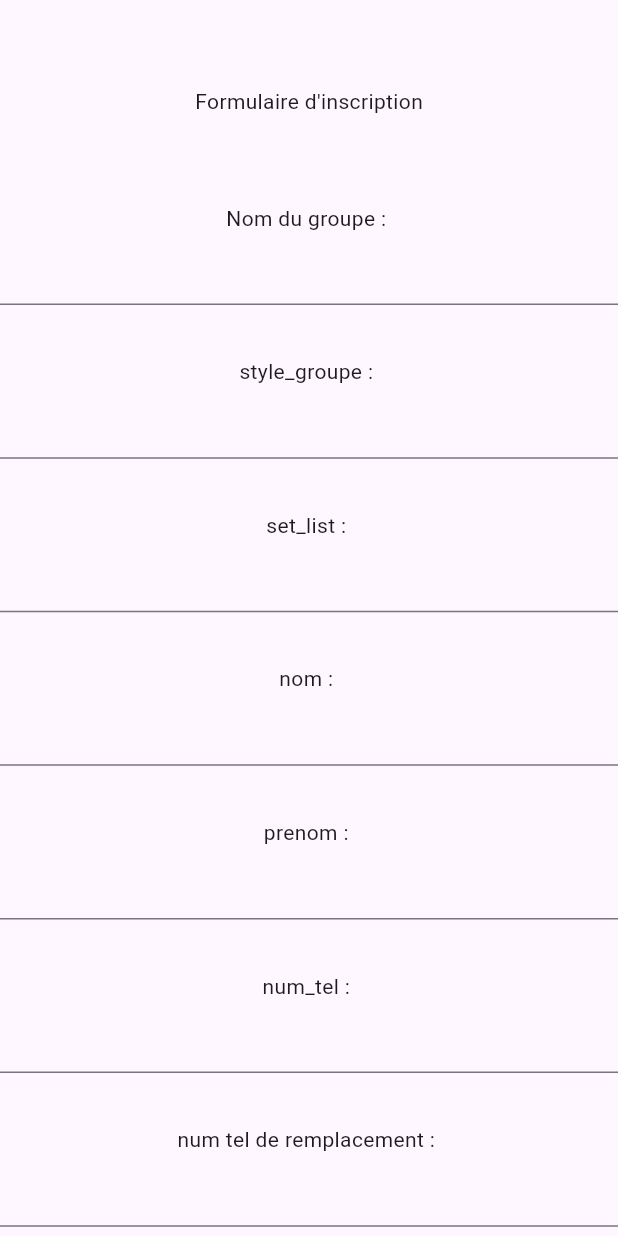
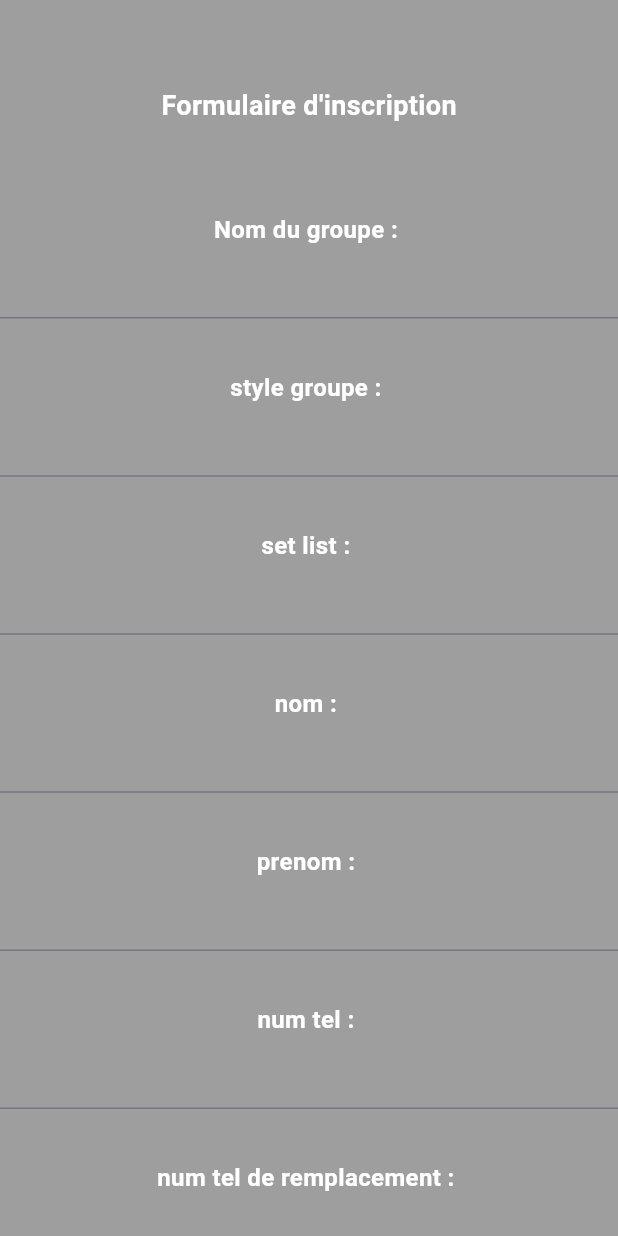
Before and after one commit to DavidBarboutie/ukruzwa, a Flutter app: the Inscription screen opened directly, on a phone screen of 412 x 824 dp. Run offline on Flutter 3.47's test engine with Material 3 defaults, Android fonts, the phone set to English and light mode, and no system bars; our stand-ins replace firebase_auth, firebase_core, flutter_bloc; accounts and stored records are empty; statements that could not run were skipped.

Commit message:
style
ajout de style pour les textes de la page du formulaire d'inscription

```diff
--- a/lib/main.dart
+++ b/lib/main.dart
@@ -23,6 +23,6 @@ class MainApp extends StatelessWidget {
 
   @override
   Widget build(BuildContext context) {
-    return const MaterialApp(home: Home());
+    return const MaterialApp(home: Inscription());
   }
 }
--- a/lib/presentation/pages/formulaire_inscription.dart
+++ b/lib/presentation/pages/formulaire_inscription.dart
@@ -36,78 +36,175 @@ class _InscriptionState extends State<Inscription> {
           return Scaffold(
             body: Center(
               child: SingleChildScrollView(
+                child: Container(
+                  color: Colors.grey,
                   child: Column(
                     children: [
-                    SizedBox(height: MediaQuery.sizeOf(context).height * 0.07),
+                      SizedBox(
+                          height: MediaQuery.sizeOf(context).height * 0.07),
                       const Center(
-                      child: Text("Formulaire d'inscription"),
+                        child: Text(
+                          "Formulaire d'inscription",
+                          style: TextStyle(
+                              fontWeight: FontWeight.bold,
+                              fontSize: 18,
+                              color: Colors.white),
                         ),
-                    SizedBox(height: MediaQuery.sizeOf(context).height * 0.07),
+                      ),
+                      SizedBox(
+                          height: MediaQuery.sizeOf(context).height * 0.07),
                       //formulaire
                       Column(
                         mainAxisAlignment: MainAxisAlignment.center,
                         children: [
-                        const Text("Nom du groupe : "),
                           Container(
-                          height: MediaQuery.of(context).size.height * 0.1,
+                            child: Column(
+                              children: [
+                                const Text(
+                                  "Nom du groupe : ",
+                                  style: TextStyle(
+                                      fontWeight: FontWeight.bold,
+                                      fontSize: 16,
+                                      color: Colors.white),
+                                ),
+                                Container(
+                                  height:
+                                      MediaQuery.of(context).size.height * 0.1,
                                   child: TextFormField(controller: nomGroupe),
                                 ),
-                        const Text("style_groupe : "),
+                              ],
+                            ),
+                          ),
+                          const Text(
+                            "style groupe : ",
+                            style: TextStyle(
+                                fontWeight: FontWeight.bold,
+                                fontSize: 16,
+                                color: Colors.white),
+                          ),
                           Container(
                             height: MediaQuery.of(context).size.height * 0.1,
                             child: TextFormField(controller: styleGroupe),
                           ),
-                        const Text("set_list : "),
+                          const Text(
+                            "set list : ",
+                            style: TextStyle(
+                                fontWeight: FontWeight.bold,
+                                fontSize: 16,
+                                color: Colors.white),
+                          ),
                           Container(
                             height: MediaQuery.of(context).size.height * 0.1,
                             child: TextFormField(controller: setList),
                           ),
-                        const Text("nom : "),
+                          const Text(
+                            "nom : ",
+                            style: TextStyle(
+                                fontWeight: FontWeight.bold,
+                                fontSize: 16,
+                                color: Colors.white),
+                          ),
                           Container(
                             height: MediaQuery.of(context).size.height * 0.1,
                             child: TextFormField(controller: nom),
                           ),
-                        const Text("prenom : "),
+                          const Text(
+                            "prenom : ",
+                            style: TextStyle(
+                                fontWeight: FontWeight.bold,
+                                fontSize: 16,
+                                color: Colors.white),
+                          ),
                           Container(
                             height: MediaQuery.of(context).size.height * 0.1,
                             child: TextFormField(controller: prenom),
                           ),
-                        const Text("num_tel : "),
+                          const Text(
+                            "num tel : ",
+                            style: TextStyle(
+                                fontWeight: FontWeight.bold,
+                                fontSize: 16,
+                                color: Colors.white),
+                          ),
                           Container(
                             height: MediaQuery.of(context).size.height * 0.1,
                             child: TextFormField(controller: numTel),
                           ),
-                        const Text("num tel de remplacement : "),
+                          const Text(
+                            "num tel de remplacement : ",
+                            style: TextStyle(
+                                fontWeight: FontWeight.bold,
+                                fontSize: 16,
+                                color: Colors.white),
+                          ),
                           Container(
                             height: MediaQuery.of(context).size.height * 0.1,
-                          child: TextFormField(controller: numTelRemplacement),
+                            child:
+                                TextFormField(controller: numTelRemplacement),
                           ),
-                        const Text("adresse_contact : "),
+                          const Text(
+                            "adresse contact : ",
+                            style: TextStyle(
+                                fontWeight: FontWeight.bold,
+                                fontSize: 16,
+                                color: Colors.white),
+                          ),
                           Container(
                             height: MediaQuery.of(context).size.height * 0.1,
                             child: TextFormField(controller: adresseContact),
                           ),
-                        const Text("adresse_repet_groupe : "),
+                          const Text(
+                            "adresse repet groupe : ",
+                            style: TextStyle(
+                                fontWeight: FontWeight.bold,
+                                fontSize: 16,
+                                color: Colors.white),
+                          ),
                           Container(
                             height: MediaQuery.of(context).size.height * 0.1,
-                          child: TextFormField(controller: adresseRepetGroupe),
+                            child:
+                                TextFormField(controller: adresseRepetGroupe),
                           ),
-                        const Text("instruments_jouees : "),
+                          const Text(
+                            "instruments jouees : ",
+                            style: TextStyle(
+                                fontWeight: FontWeight.bold,
+                                fontSize: 16,
+                                color: Colors.white),
+                          ),
                           Container(
                             height: MediaQuery.of(context).size.height * 0.1,
                             child: TextFormField(controller: instrumentsJouees),
                           ),
-                        const Text("chanteur : "),
+                          const Text(
+                            "chanteur : ",
+                            style: TextStyle(
+                                fontWeight: FontWeight.bold,
+                                fontSize: 16,
+                                color: Colors.white),
+                          ),
                           Container(
                             height: MediaQuery.of(context).size.height * 0.1,
                             child: TextFormField(controller: chanteur),
                           ),
-                        const Text("prix minimum du groupe"),
+                          const Text(
+                            "prix minimum du groupe : ",
+                            style: TextStyle(
+                                fontWeight: FontWeight.bold,
+                                fontSize: 16,
+                                color: Colors.white),
+                          ),
                           Container(
                             height: MediaQuery.of(context).size.height * 0.1,
                             child: TextFormField(controller: prixMinimumGrp),
                           ),
-                        const Text("endroit ou le groupe a jouer"),
+                          const Text(
+                            "endroit(s) où le groupe a jouer : ",
+                            style: TextStyle(
+                                fontWeight: FontWeight.bold,
+                                fontSize: 16,
+                                color: Colors.white),
+                          ),
                           Container(
                             height: MediaQuery.of(context).size.height * 0.1,
                             child: TextFormField(controller: endroitGrpAJouer),
@@ -115,7 +212,13 @@ class _InscriptionState extends State<Inscription> {
                           Row(
                             mainAxisAlignment: MainAxisAlignment.center,
                             children: [
-                            const Text("possède une sono : "),
+                              const Text(
+                                "possède une sono : ",
+                                style: TextStyle(
+                                    fontWeight: FontWeight.bold,
+                                    fontSize: 16,
+                                    color: Colors.white),
+                              ),
                               Container(
                                   height:
                                       MediaQuery.of(context).size.height * 0.1,
@@ -137,10 +240,20 @@ class _InscriptionState extends State<Inscription> {
                               //si sono est cocher rediriger vers le formulaire de sono, sinon finaliser l'inscription
                               //sono_bool ? redirect(page_sono) : afficher "inscription finaliser"
                             },
-                            child: const Text("soummettre le formulaire"))
+                            child: const Text(
+                              "soummettre le formulaire",
+                              style: TextStyle(
+                                fontWeight: FontWeight.bold,
+                                fontSize: 16,
+                              ),
+                            ),
+                          ),
+                          SizedBox(
+                              height: MediaQuery.sizeOf(context).height * 0.05)
                         ],
                       ),
                     ],
+                  ),
                 ),
               ),
             ),
```
Lines whose indentation alone changed are shown as unchanged.
